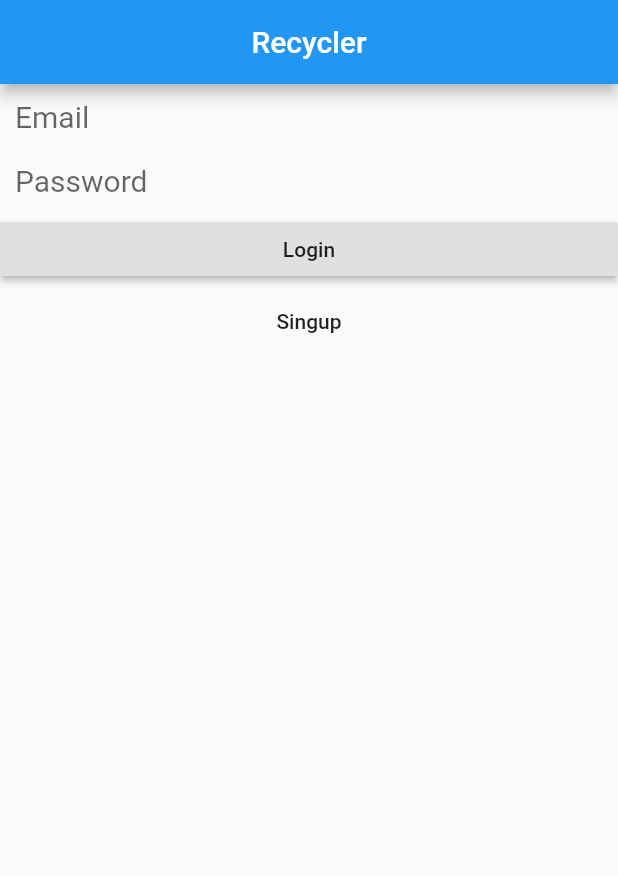
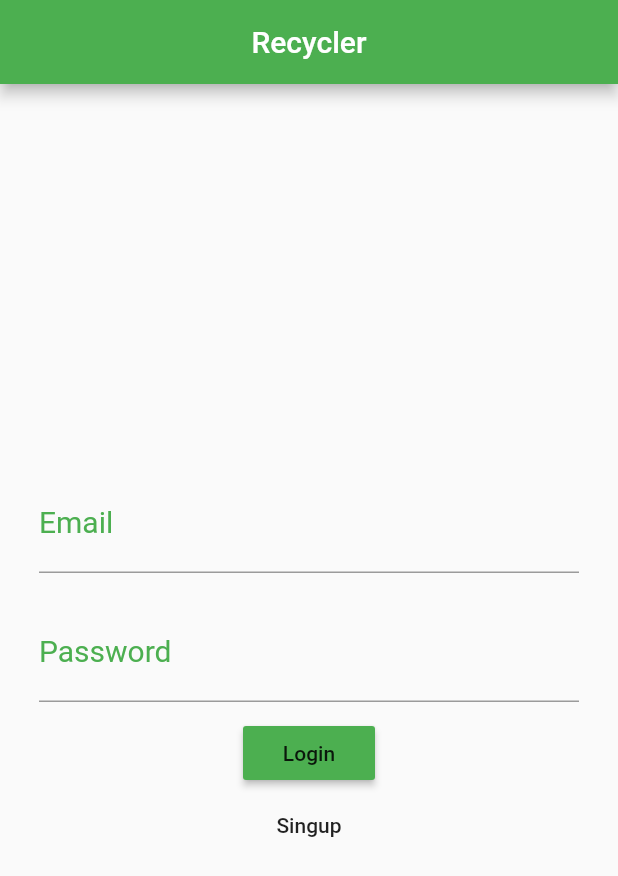
Before and after one commit to samirRibeiro77/recycler, a Flutter app: the screen it shows after launch, on a phone screen of 412 x 824 dp. Shown: the top 876 px of the screen. Run offline on Flutter 3.47's test engine with Material 2 defaults, Android fonts, the phone set to English and light mode, and no system bars; our stand-ins replace google_maps_flutter.

Commit message:
Login page.

```diff
--- a/lib/main.dart
+++ b/lib/main.dart
@@ -10,7 +10,8 @@ class MyApp extends StatelessWidget {
     return MaterialApp(
       title: Strings.instance.appName,
       theme: ThemeData(
-        primarySwatch: Colors.blue,
+        primarySwatch: Colors.green,
+        primaryColor: Colors.green
       ),
       home: LoginScreen(),
     );
--- a/lib/ui/screen/login_screen.dart
+++ b/lib/ui/screen/login_screen.dart
@@ -1,6 +1,6 @@
 import 'package:flutter/material.dart';
-import 'package:recycler/resource/app_navigation.dart';
 import 'package:recycler/resource/string_resource.dart';
+import 'package:recycler/ui/screen/signup_screen.dart';
 import 'package:recycler/ui/widget/text_composer.dart';
 
 class LoginScreen extends StatefulWidget {
@@ -18,7 +18,11 @@ class _LoginScreenState extends State<LoginScreen> {
         title: Text(Strings.instance.appName),
         centerTitle: true,
       ),
-      body: ListView(
+      body: Padding(
+        padding: EdgeInsets.all(16.0),
+        child: Column(
+          crossAxisAlignment: CrossAxisAlignment.center,
+          mainAxisAlignment: MainAxisAlignment.center,
           children: <Widget>[
             TextComposer(
                 null,
@@ -34,20 +38,26 @@ class _LoginScreenState extends State<LoginScreen> {
               visible: _wrongPassword,
               child: FlatButton(
                   onPressed: (){},
-                child: Text(Strings.instance.forgotPassword())),
+                  child: Text(Strings.instance.forgotPassword())
+              ),
             ),
             RaisedButton(
+              color: Colors.green,
               onPressed: () {
-              AppNavigation().loginScreen();
+                MaterialPageRoute(builder: (contex)=>LoginScreen());
               },
               child: Text(Strings.instance.login()),
             ),
             FlatButton(
                 onPressed: (){
-                AppNavigation().signupScreen();
+                  Navigator.of(context).pushReplacement(
+                      MaterialPageRoute(builder: (contex)=>SignupScreen())
+                  );
                 },
-              child: Text(Strings.instance.signup()))
+                child: Text(Strings.instance.signup())
+            )
           ],
+        ),
       ),
     );
   }
--- a/lib/ui/widget/text_composer.dart
+++ b/lib/ui/widget/text_composer.dart
@@ -35,8 +35,10 @@ class _TextComposerState extends State<TextComposer> {
           if(_required && text.isEmpty)
             return Strings.instance.fieldEmpty();
         },
-        decoration: InputDecoration.collapsed(
-            hintText: _hint),
+        decoration: InputDecoration(
+          labelText: _hint,
+          labelStyle: TextStyle(color: Colors.green),
+        ),
       ),
     );
   }
```
Also changed, not shown: lib/resource/app_navigation.dart (deleted, +0 -12 lines). Lines whose indentation alone changed are shown as unchanged.
